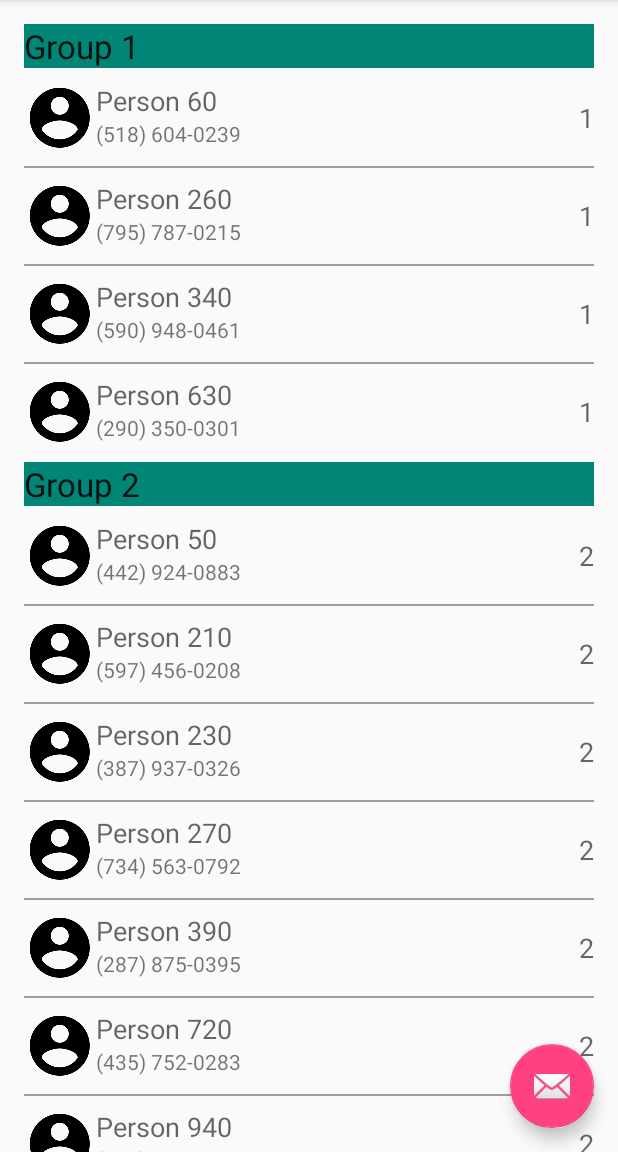
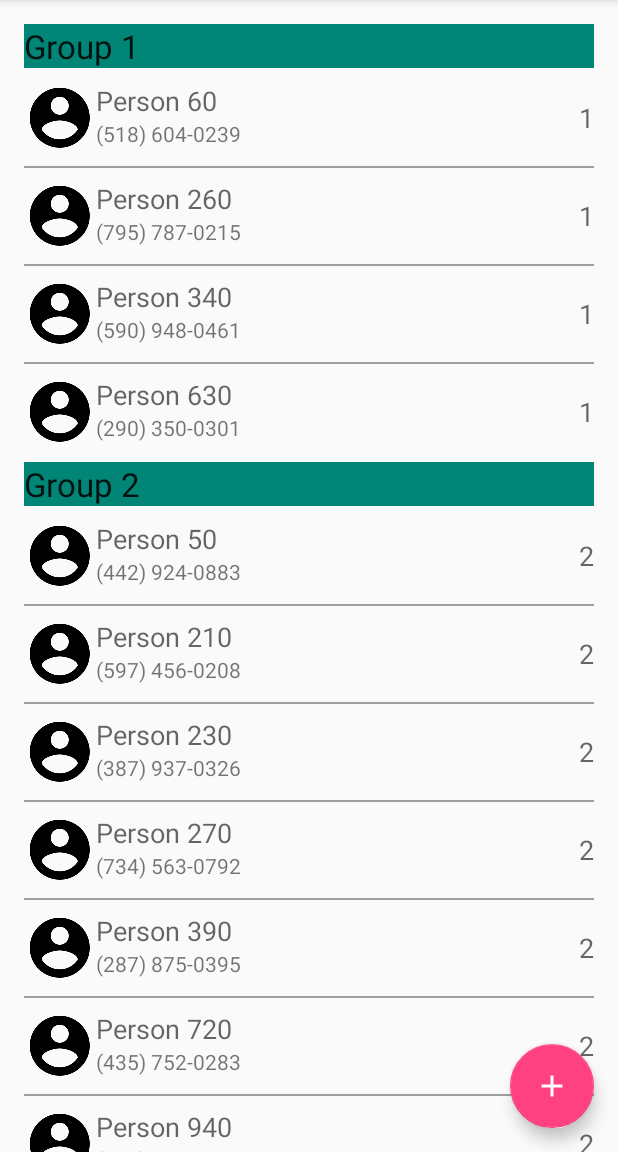
Before and after one commit to ChainsDD/RecyclerViewPlayground, an Android app: the screen it shows after launch (MainActivity), on a phone screen of 412 x 824 dp, the part 84-1236 px from its top. Run offline under Robolectric (Android 15) with nearby library versions, the phone set to English and light mode, and no system bars.

Commit message:
Change FAB Icon

```diff
--- a/app/src/main/res/layout/activity_main.xml
+++ b/app/src/main/res/layout/activity_main.xml
@@ -29,6 +29,6 @@
         android:layout_height="wrap_content"
         android:layout_gravity="bottom|end"
         android:layout_margin="@dimen/fab_margin"
-        android:src="@android:drawable/ic_dialog_email" />
+        android:src="@drawable/ic_add" />
 
 </android.support.design.widget.CoordinatorLayout>
```
Also changed, not shown: app/src/main/res/drawable-hdpi/ic_add.png (added), app/src/main/res/drawable-mdpi/ic_add.png (added), app/src/main/res/drawable-xhdpi/ic_add.png (added), app/src/main/res/drawable-xxhdpi/ic_add.png (added), app/src/main/res/drawable-xxxhdpi/ic_add.png (added).
